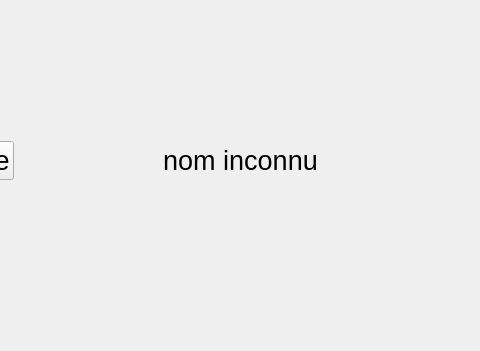
The window that client/mainWindow/choixmainwindow.ui (piochelepiotr/theGame) describes before a commit, drawn with Qt 5; both pictures show x 259 to 739 and y 249 to 600 of the 1000 by 600 pixel window.
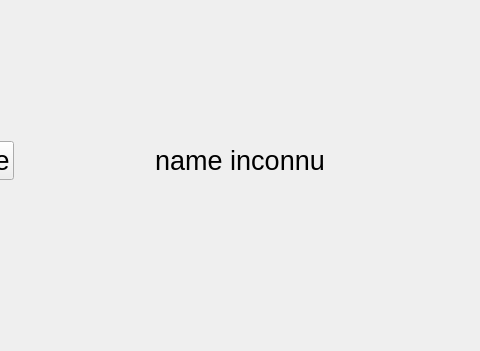
The same window after the commit. Icons and pictures are not drawn.

What changed in the file:
```diff
--- a/client/mainWindow/choixmainwindow.ui
+++ b/client/mainWindow/choixmainwindow.ui
@@ -129,7 +129,7 @@
          </font>
         </property>
         <property name="text">
-         <string>nom inconnu</string>
+         <string>name inconnu</string>
         </property>
         <property name="alignment">
          <set>Qt::AlignCenter</set>
```
Left out of the diff: 2 changed lines with no effect on the pictures.
